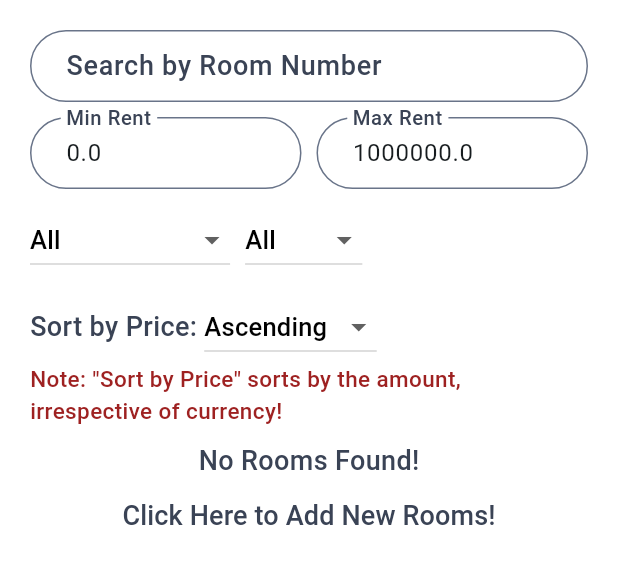
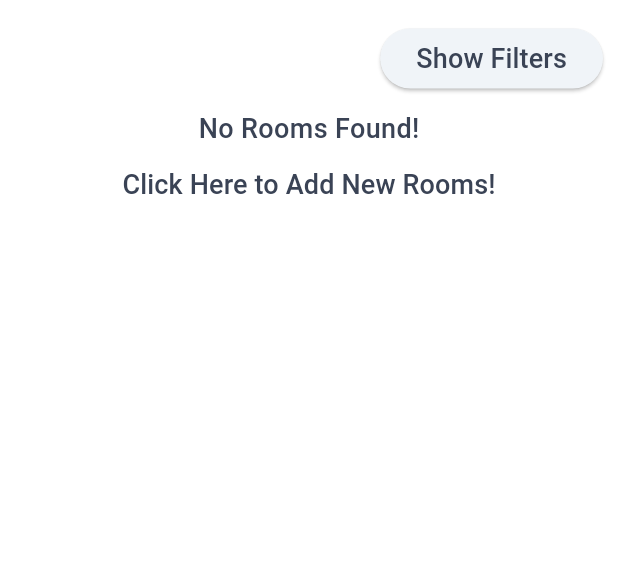
Before and after one commit to aunshpatel/the_hotel_app, a Flutter app: the RoomListings screen opened by its route, on a phone screen of 412 x 824 dp, the part 84-668 px from its top. Run offline on Flutter 3.47's test engine with Material 3 defaults, Android fonts, the phone set to English and light mode, and no system bars; our stand-ins replace cloud_firestore, dropdown_button2, firebase_auth, firebase_core, firebase_storage, image_picker and 1 more; accounts and stored records are empty.

Commit message:
Show and hide filters on button

```diff
--- a/lib/common_pages/room_listings.dart
+++ b/lib/common_pages/room_listings.dart
@@ -15,6 +15,7 @@ class _RoomListingsState extends State<RoomListings> {
   CollectionReference roomData = FirebaseFirestore.instance.collection('room_data');
   String searchQuery = '', selectedAvailability = 'All', selectedRoomType = 'All', priceSortOrder = 'Ascending';
   double minRent = 0, maxRent = 1000000;
+  bool _showFilters = false;
   TextEditingController minRentController = TextEditingController();
   TextEditingController maxRentController = TextEditingController();
 
@@ -47,10 +48,29 @@ class _RoomListingsState extends State<RoomListings> {
         iconTheme: IconThemeData(color: isDarkModeEnabled == false ? kThemeBlackColor : kThemeBlueColor),
       ),
       body: Padding(
-        padding: const EdgeInsets.all(20),
+        padding: const EdgeInsets.fromLTRB(10, 15, 10, 0),
         child: Column(
           children: [
+            Align(
+              alignment: Alignment.centerRight,
+              child: ElevatedButton(
+                onPressed: () {
+                  setState(() {
+                    _showFilters = !_showFilters;
+                  });
+                },
+                child: Text(_showFilters ? 'Hide Filters' : 'Show Filters',style: isDarkModeEnabled == false ? kDarkSemiBoldTextStyle : kLightSemiBoldTextStyle),
+              ),
+            ),
+            const SizedBox(height: 10),
             //Filters
+            Visibility(
+              visible: _showFilters,
+              child: Card(
+                child: Padding(
+                  padding: EdgeInsets.all(12),
+                  child: Column(
+                    children: [
                       TextField(
                         decoration: textInputDecoration('Search by Room Number'),
                         onChanged: (value) {
@@ -60,7 +80,6 @@ class _RoomListingsState extends State<RoomListings> {
                         },
                       ),
                       const SizedBox(height: 10),
-
                       Row(
                         children: [
                           Expanded(
@@ -91,9 +110,10 @@ class _RoomListingsState extends State<RoomListings> {
                         ],
                       ),
                       const SizedBox(height: 10),
-
                       Row(
                         children: [
+                          Text('Availability: ', style: isDarkModeEnabled == false ? kDarkListingInputDecorationStyle : kLightListingInputDecorationStyle),
+                          const SizedBox(width: 15),
                           DropdownButton<String>(
                             value: selectedAvailability,
                             items: <String>['All', 'Available', 'Out of Service', 'Not Available'].map((String value) {
@@ -108,7 +128,13 @@ class _RoomListingsState extends State<RoomListings> {
                               });
                             },
                           ),
-                const SizedBox(width: 10),
+                        ],
+                      ),
+                      const SizedBox(height: 10),
+                      Row(
+                        children: [
+                          Text('Room Type: ', style: isDarkModeEnabled == false ? kDarkListingInputDecorationStyle : kLightListingInputDecorationStyle),
+                          const SizedBox(width: 15),
                           DropdownButton<String>(
                             value: selectedRoomType,
                             items: <String>['All', 'Suite', 'Single', 'Double'].map((String value) {
@@ -126,11 +152,10 @@ class _RoomListingsState extends State<RoomListings> {
                         ],
                       ),
                       const SizedBox(height: 10),
-            Column(
-              children: [
                       Row(
                         children: [
-                    const Text('Sort by Price: ', style: kDarkTextSize18),
+                          Text('Sort by Price: ', style: isDarkModeEnabled == false ? kDarkListingInputDecorationStyle : kLightListingInputDecorationStyle),
+                          const SizedBox(width: 15),
                           DropdownButton<String>(
                             value: priceSortOrder,
                             items: <String>['Ascending', 'Descending'].map((String value) {
@@ -147,10 +172,13 @@ class _RoomListingsState extends State<RoomListings> {
                           ),
                         ],
                       ),
-                const Text('Note: "Sort by Price" sorts by the amount, irrespective of currency!', style: kWarningTextSize15),
+                      const Text('Note: "Sort by Price" sorts by the rent amount value, irrespective of currency!', style: kWarningTextSize15),
+                      const SizedBox(height: 10),
                     ],
                   ),
-            const SizedBox(height: 10),
+                ),
+              )
+            ),
 
             // All rooms display
             Expanded(
```
Lines whose indentation alone changed are shown as unchanged.
